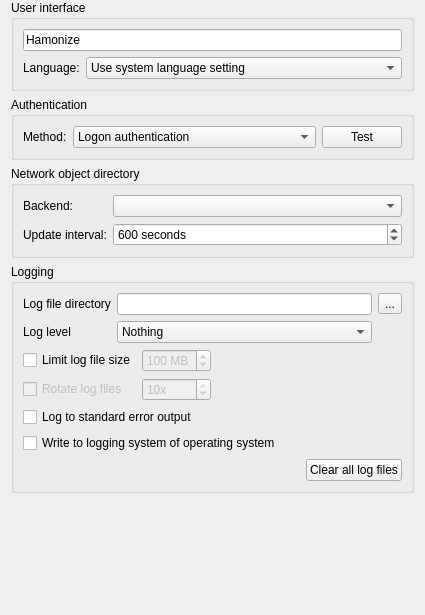
Above: hamonize-admin/configurator/src/GeneralConfigurationPage.ui from hamonikr/hamonize before the change. Below: the same form after it.
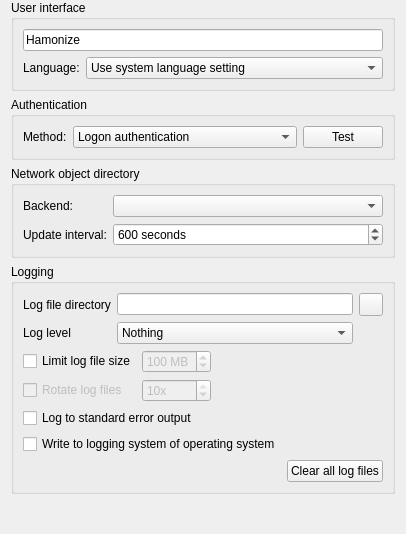
That is the form after the change. Icons and pictures are not drawn.

What changed in the file:
```diff
--- a/hamonize-admin/configurator/src/GeneralConfigurationPage.ui
+++ b/hamonize-admin/configurator/src/GeneralConfigurationPage.ui
@@ -2,14 +2,6 @@
 <ui version="4.0">
  <class>GeneralConfigurationPage</class>
  <widget class="QWidget" name="GeneralConfigurationPage">
-  <property name="geometry">
-   <rect>
-    <x>0</x>
-    <y>0</y>
-    <width>425</width>
-    <height>615</height>
-   </rect>
-  </property>
   <layout class="QVBoxLayout" name="verticalLayout_14">
    <property name="topMargin">
     <number>0</number>
@@ -161,9 +153,6 @@
         </item>
         <item row="0" column="2">
          <widget class="QToolButton" name="openLogFileDirectory">
-          <property name="text">
-           <string>...</string>
-          </property>
           <property name="icon">
            <iconset resource="../../core/resources/core.qrc">
             <normaloff>:/core/document-open.png</normaloff>:/core/document-open.png</iconset>
```
